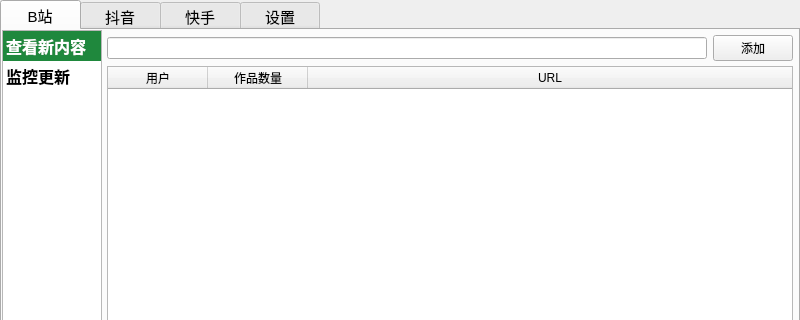
Above: BingeWatch/BingeWatch.ui from ByteStardust/BingeWatch before the change; both pictures show x 0 to 800 and y 0 to 320 of the 800 by 600 pixel window. Below: the same form after it.
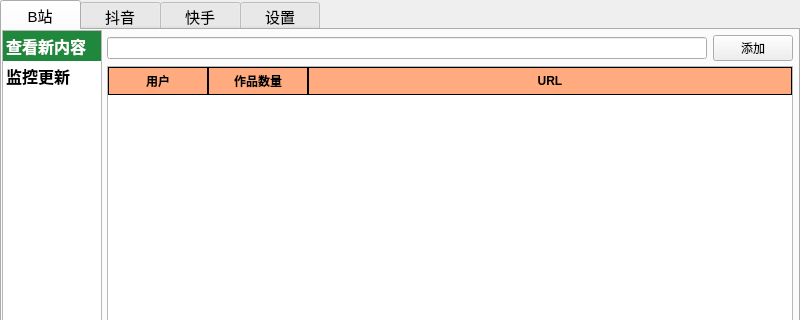
That is the form after the change. The open tabs and pages were chosen to show the change.

```diff
--- a/BingeWatch/BingeWatch.ui
+++ b/BingeWatch/BingeWatch.ui
@@ -193,6 +193,40 @@
             </item>
             <item>
              <widget class="QTableWidget" name="tbBZhanSetting">
+              <property name="enabled">
+               <bool>true</bool>
+              </property>
+              <property name="styleSheet">
+               <string notr="true">QHeaderView::section {
+	border: 1px solid black;
+	background-color: lightgray;
+	padding: 2px;
+	font-weight: bold;
+	background-color: rgb(255, 170, 127);
+}
+QTableCornerButton::section{
+	background-color: rgb(255, 170, 127);
+}
+</string>
+              </property>
+              <property name="editTriggers">
+               <set>QAbstractItemView::NoEditTriggers</set>
+              </property>
+              <property name="selectionBehavior">
+               <enum>QAbstractItemView::SelectRows</enum>
+              </property>
+              <property name="showGrid">
+               <bool>true</bool>
+              </property>
+              <property name="gridStyle">
+               <enum>Qt::SolidLine</enum>
+              </property>
+              <property name="sortingEnabled">
+               <bool>false</bool>
+              </property>
+              <property name="rowCount">
+               <number>0</number>
+              </property>
               <attribute name="horizontalHeaderStretchLastSection">
                <bool>true</bool>
               </attribute>
```
Left out of the diff: 16 changed lines with no effect on the pictures.
